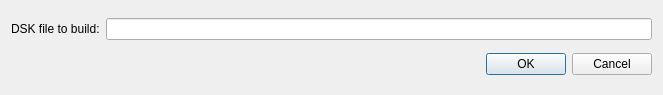
Old version of the form res/ide_buildoptions.ui in the repository mahlemiut/cpcbuilder.
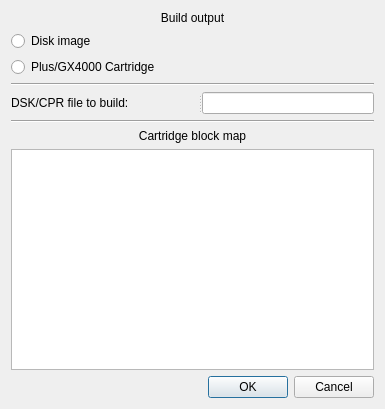
New version of the form.

Commit message: added CPR cartridge support in Build Options

Patch:
```diff
--- a/res/ide_buildoptions.ui
+++ b/res/ide_buildoptions.ui
@@ -6,18 +6,91 @@
    <rect>
     <x>0</x>
     <y>0</y>
-    <width>663</width>
-    <height>95</height>
+    <width>385</width>
+    <height>409</height>
    </rect>
   </property>
   <property name="windowTitle">
    <string>Build Options</string>
   </property>
   <layout class="QGridLayout" name="gridLayout">
-   <item row="0" column="1" colspan="2">
-    <widget class="QLineEdit" name="dlg_build_filename"/>
+   <item row="1" column="0">
+    <widget class="QRadioButton" name="dlg_build_disk">
+     <property name="text">
+      <string>Disk image</string>
+     </property>
+    </widget>
    </item>
-   <item row="1" column="2">
+   <item row="2" column="0">
+    <widget class="QRadioButton" name="dlg_build_cart">
+     <property name="text">
+      <string>Plus/GX4000 Cartridge</string>
+     </property>
+    </widget>
+   </item>
+   <item row="3" column="0" colspan="2">
+    <widget class="Line" name="line">
+     <property name="sizePolicy">
+      <sizepolicy hsizetype="Ignored" vsizetype="Fixed">
+       <horstretch>1</horstretch>
+       <verstretch>0</verstretch>
+      </sizepolicy>
+     </property>
+     <property name="orientation">
+      <enum>Qt::Horizontal</enum>
+     </property>
+    </widget>
+   </item>
+   <item row="4" column="0" colspan="2">
+    <widget class="QSplitter" name="splitter">
+     <property name="orientation">
+      <enum>Qt::Horizontal</enum>
+     </property>
+     <widget class="QLabel" name="label">
+      <property name="sizePolicy">
+       <sizepolicy hsizetype="Maximum" vsizetype="Preferred">
+        <horstretch>0</horstretch>
+        <verstretch>0</verstretch>
+       </sizepolicy>
+      </property>
+      <property name="text">
+       <string>DSK/CPR file to build:</string>
+      </property>
+     </widget>
+     <widget class="QLineEdit" name="dlg_build_filename">
+      <property name="sizePolicy">
+       <sizepolicy hsizetype="Minimum" vsizetype="Fixed">
+        <horstretch>0</horstretch>
+        <verstretch>0</verstretch>
+       </sizepolicy>
+      </property>
+     </widget>
+    </widget>
+   </item>
+   <item row="5" column="0" colspan="2">
+    <widget class="Line" name="line_2">
+     <property name="orientation">
+      <enum>Qt::Horizontal</enum>
+     </property>
+    </widget>
+   </item>
+   <item row="7" column="0" colspan="2">
+    <widget class="QTableView" name="dlg_block_map">
+     <property name="sizePolicy">
+      <sizepolicy hsizetype="Expanding" vsizetype="Expanding">
+       <horstretch>0</horstretch>
+       <verstretch>0</verstretch>
+      </sizepolicy>
+     </property>
+     <attribute name="horizontalHeaderVisible">
+      <bool>false</bool>
+     </attribute>
+     <attribute name="verticalHeaderVisible">
+      <bool>false</bool>
+     </attribute>
+    </widget>
+   </item>
+   <item row="8" column="1">
     <widget class="QDialogButtonBox" name="buttonBox">
      <property name="orientation">
       <enum>Qt::Horizontal</enum>
@@ -27,10 +100,23 @@
      </property>
     </widget>
    </item>
-   <item row="0" column="0">
-    <widget class="QLabel" name="label">
+   <item row="6" column="0" colspan="2">
+    <widget class="QLabel" name="label_2">
      <property name="text">
-      <string>DSK file to build:</string>
+      <string>Cartridge block map</string>
+     </property>
+     <property name="alignment">
+      <set>Qt::AlignCenter</set>
+     </property>
+    </widget>
+   </item>
+   <item row="0" column="0" colspan="2">
+    <widget class="QLabel" name="label_3">
+     <property name="text">
+      <string>Build output</string>
+     </property>
+     <property name="alignment">
+      <set>Qt::AlignCenter</set>
      </property>
     </widget>
    </item>
```
The commit also changes 15 other files.
